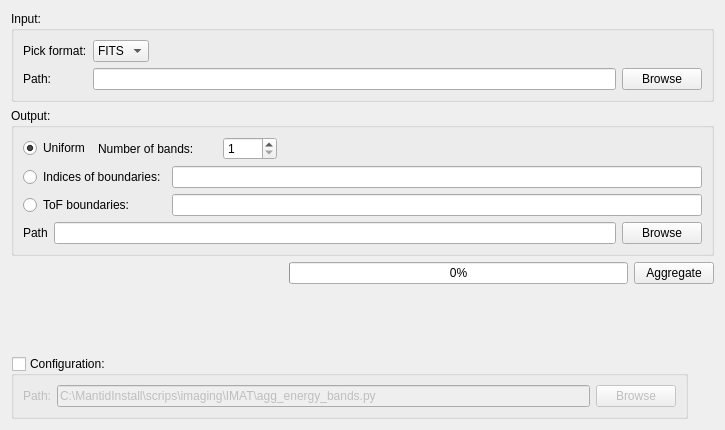
Qt form MantidQt/CustomInterfaces/inc/MantidQtCustomInterfaces/Tomography/TomographyIfaceQtTabEnergy.ui (mantidproject/mantid) before a commit.
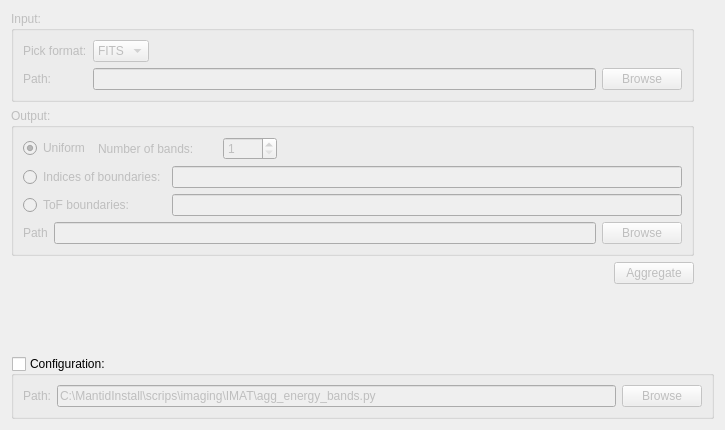
The same form after that commit.

Commit message: updates in ui definitions and interface documentation, re #12900

What changed in the file:
```diff
--- a/MantidQt/CustomInterfaces/inc/MantidQtCustomInterfaces/Tomography/TomographyIfaceQtTabEnergy.ui
+++ b/MantidQt/CustomInterfaces/inc/MantidQtCustomInterfaces/Tomography/TomographyIfaceQtTabEnergy.ui
@@ -13,9 +13,14 @@
   <property name="windowTitle">
    <string>Form</string>
   </property>
+  <layout class="QGridLayout" name="gridLayout_5">
+   <item row="0" column="0">
   <layout class="QGridLayout" name="gridLayout_4">
-   <item row="0" column="0" colspan="2">
+     <item row="0" column="0">
     <widget class="QGroupBox" name="groupBox">
+       <property name="enabled">
+        <bool>false</bool>
+       </property>
      <property name="title">
       <string>Input:</string>
      </property>
@@ -101,8 +106,11 @@
      </layout>
     </widget>
    </item>
-   <item row="1" column="0" colspan="2">
+     <item row="1" column="0">
     <widget class="QGroupBox" name="groupBox_3">
+       <property name="enabled">
+        <bool>false</bool>
+       </property>
      <property name="title">
       <string>Output:</string>
      </property>
@@ -205,7 +213,7 @@
      </layout>
     </widget>
    </item>
-   <item row="2" column="0" colspan="2">
+     <item row="2" column="0">
     <layout class="QHBoxLayout" name="horizontalLayout">
      <item>
       <spacer name="horizontalSpacer_5">
@@ -220,21 +228,11 @@
        </property>
       </spacer>
      </item>
-     <item>
-      <widget class="QProgressBar" name="progressBar">
-       <property name="sizePolicy">
-        <sizepolicy hsizetype="Expanding" vsizetype="Fixed">
-         <horstretch>1</horstretch>
-         <verstretch>0</verstretch>
-        </sizepolicy>
-       </property>
-       <property name="value">
-        <number>0</number>
-       </property>
-      </widget>
-     </item>
      <item>
       <widget class="QPushButton" name="pushButton_3">
+         <property name="enabled">
+          <bool>false</bool>
+         </property>
        <property name="text">
         <string>Aggregate</string>
        </property>
@@ -255,7 +253,9 @@
      </property>
     </spacer>
    </item>
-   <item row="4" column="0">
+    </layout>
+   </item>
+   <item row="1" column="0">
     <widget class="QGroupBox" name="groupBox_2">
      <property name="title">
       <string>Configuration:</string>
```
Lines whose indentation alone changed are shown as unchanged. The commit also changes 3 other files.
